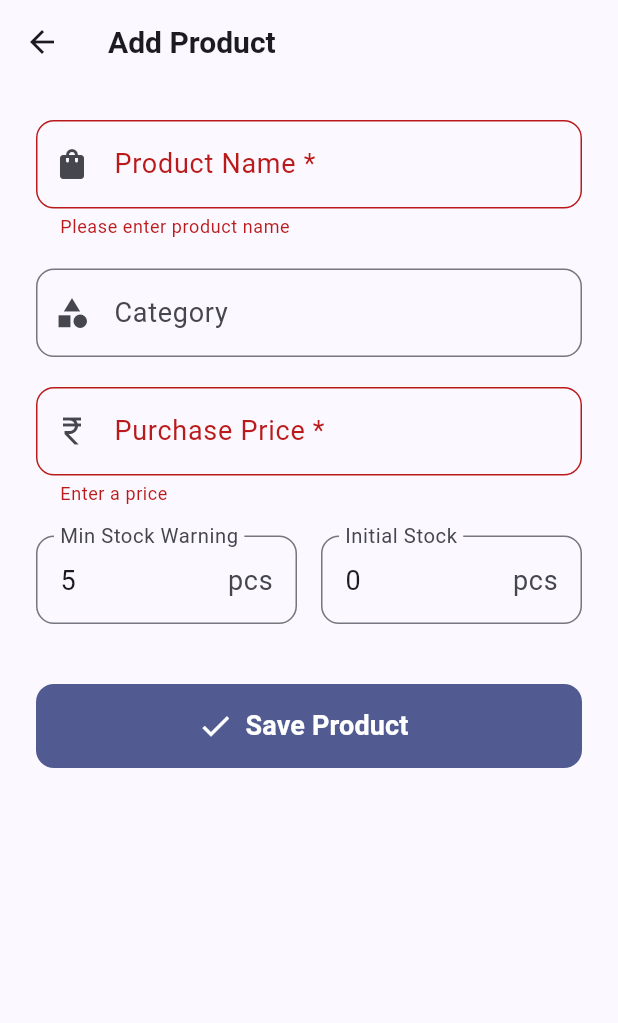
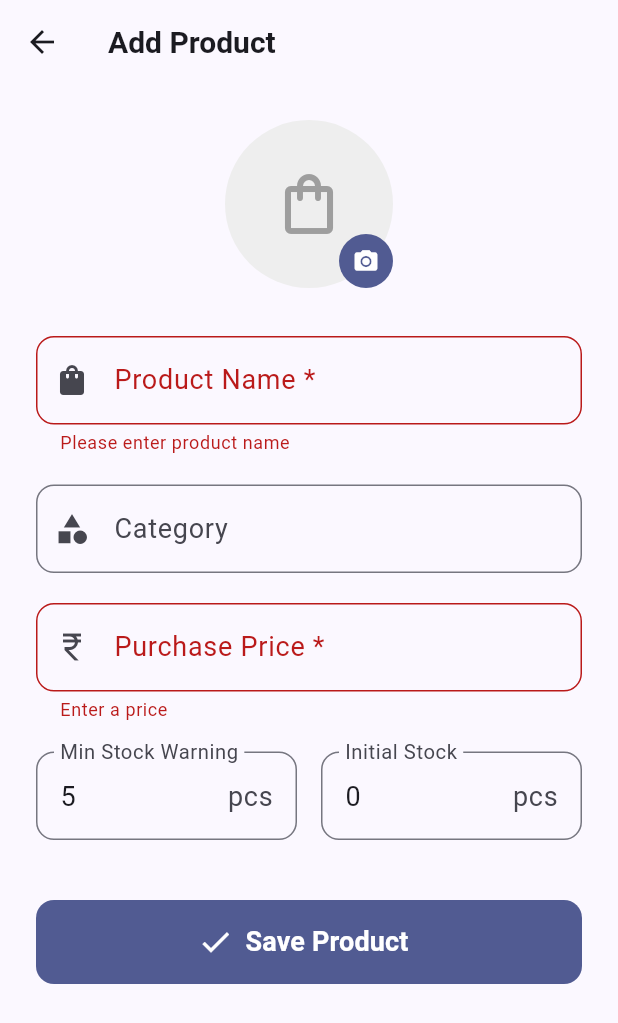
Before and after one commit to shlok772006/PapaDesk, a Flutter app: the AddEditProductScreen screen opened directly, after a tap on "Save Product", on a phone screen of 412 x 824 dp. Shown: the top 1023 px of the screen. Run offline on Flutter 3.47's test engine with Material 3 defaults, Android fonts, the phone set to English and light mode, and no system bars; our stand-ins replace cloud_firestore, firebase_auth, firebase_core, firebase_crashlytics, flutter_riverpod; missing offline and left inert: dart:html, firebase_auth_platform_interface; accounts and stored records are empty.

Commit message:
Implement optional product image selection, Base64 thumbnail storage, and image rendering in lists, picker sheets, and search results across the app

```diff
--- a/lib/models/product.dart
+++ b/lib/models/product.dart
@@ -16,6 +16,7 @@ class Product {
   final double sellingPrice;
   final int currentStock;
   final int minStock;
+  final String? imageBase64; // Base64 Data URL for optional product image
 
   const Product({
     required this.id,
@@ -26,6 +27,7 @@ class Product {
     required this.sellingPrice,
     this.currentStock = 0,
     this.minStock = 0,
+    this.imageBase64,
   });
 
   /// Whether this product is below its minimum stock threshold.
@@ -43,6 +45,7 @@ class Product {
       sellingPrice: (data['sellingPrice'] as num?)?.toDouble() ?? 0,
       currentStock: (data['currentStock'] as num?)?.toInt() ?? 0,
       minStock: (data['minStock'] as num?)?.toInt() ?? 0,
+      imageBase64: data['imageBase64'] as String?,
     );
   }
 
@@ -59,6 +62,7 @@ class Product {
       'sellingPrice': sellingPrice,
       'currentStock': currentStock,
       'minStock': minStock,
+      'imageBase64': imageBase64,
     };
   }
 
@@ -72,6 +76,7 @@ class Product {
       'purchasePrice': purchasePrice,
       'sellingPrice': sellingPrice,
       'minStock': minStock,
+      'imageBase64': imageBase64,
     };
   }
 }
--- a/lib/screens/inventory/add_edit_product_screen.dart
+++ b/lib/screens/inventory/add_edit_product_screen.dart
@@ -2,6 +2,8 @@ import 'package:flutter/material.dart';
 import 'package:flutter_riverpod/flutter_riverpod.dart';
 import '../../models/product.dart';
 import '../../providers/repository_providers.dart';
+import '../../utils/image_picker_helper.dart';
+import '../../widgets/product_image_widget.dart';
 
 class AddEditProductScreen extends ConsumerStatefulWidget {
   final Product? product;
@@ -20,6 +22,7 @@ class _AddEditProductScreenState extends ConsumerState<AddEditProductScreen> {
   late TextEditingController _minStockController;
   late TextEditingController _initialStockController;
   bool _saving = false;
+  String? _imageBase64;
 
   bool get isEdit => widget.product != null;
 
@@ -34,6 +37,7 @@ class _AddEditProductScreenState extends ConsumerState<AddEditProductScreen> {
         TextEditingController(text: widget.product?.minStock.toString() ?? '5');
     _initialStockController =
         TextEditingController(text: widget.product?.currentStock.toString() ?? '0');
+    _imageBase64 = widget.product?.imageBase64;
   }
 
   @override
@@ -54,7 +58,7 @@ class _AddEditProductScreenState extends ConsumerState<AddEditProductScreen> {
     final name = _nameController.text.trim();
     final category = _categoryController.text.trim();
     final purchasePrice = double.tryParse(_purchasePriceController.text) ?? 0.0;
-    const sellingPrice = 0.0; // Selling price is dynamic per sale, set to 0 in catalog
+    const sellingPrice = 0.0;
     final minStock = int.tryParse(_minStockController.text) ?? 5;
     final initialStock = int.tryParse(_initialStockController.text) ?? 0;
 
@@ -70,6 +74,7 @@ class _AddEditProductScreenState extends ConsumerState<AddEditProductScreen> {
             'purchasePrice': purchasePrice,
             'sellingPrice': sellingPrice,
             'minStock': minStock,
+            'imageBase64': _imageBase64,
           },
         );
       } else {
@@ -80,7 +85,8 @@ class _AddEditProductScreenState extends ConsumerState<AddEditProductScreen> {
           purchasePrice: purchasePrice,
           sellingPrice: sellingPrice,
           minStock: minStock,
-          currentStock: initialStock, // Set stock ONLY on creation
+          currentStock: initialStock,
+          imageBase64: _imageBase64,
         );
         await repo.addProduct(newProduct);
       }
@@ -121,6 +127,42 @@ class _AddEditProductScreenState extends ConsumerState<AddEditProductScreen> {
         child: ListView(
           padding: const EdgeInsets.all(24),
           children: [
+            // Circular Image Picker at the top
+            Center(
+              child: GestureDetector(
+                onTap: () async {
+                  final base64 = await pickImageAsBase64();
+                  if (base64 != null) {
+                    setState(() => _imageBase64 = base64);
+                  }
+                },
+                child: Stack(
+                  children: [
+                    CircleAvatar(
+                      radius: 56,
+                      backgroundColor: Colors.grey[200],
+                      child: _imageBase64 == null
+                          ? Icon(Icons.shopping_bag_outlined, size: 48, color: Colors.grey[500])
+                          : ClipRRect(
+                              borderRadius: BorderRadius.circular(56),
+                              child: buildProductImage(_imageBase64, size: 112),
+                            ),
+                    ),
+                    Positioned(
+                      bottom: 0,
+                      right: 0,
+                      child: CircleAvatar(
+                        radius: 18,
+                        backgroundColor: Theme.of(context).colorScheme.primary,
+                        child: const Icon(Icons.camera_alt, size: 18, color: Colors.white),
+                      ),
+                    ),
+                  ],
+                ),
+              ),
+            ),
+            const SizedBox(height: 32),
+
             // Name field
             TextFormField(
               controller: _nameController,
@@ -204,7 +246,7 @@ class _AddEditProductScreenState extends ConsumerState<AddEditProductScreen> {
                 Expanded(
                   child: TextFormField(
                     controller: _initialStockController,
-                    enabled: !isEdit, // Read-only on Edit
+                    enabled: !isEdit,
                     decoration: InputDecoration(
                       labelText: isEdit ? 'Stock (Read Only)' : 'Initial Stock',
                       suffixText: 'pcs',
--- a/lib/screens/inventory/inventory_screen.dart
+++ b/lib/screens/inventory/inventory_screen.dart
@@ -5,6 +5,7 @@ import '../../providers/product_providers.dart';
 import '../../providers/role_provider.dart';
 import 'add_edit_product_screen.dart';
 import '../purchases/purchases_screen.dart';
+import '../../widgets/product_image_widget.dart';
 
 class InventoryScreen extends ConsumerStatefulWidget {
   const InventoryScreen({super.key});
@@ -129,6 +130,8 @@ class _InventoryScreenState extends ConsumerState<InventoryScreen> {
                           padding: const EdgeInsets.all(16),
                           child: Row(
                             children: [
+                              buildProductImage(product.imageBase64, size: 48),
+                              const SizedBox(width: 16),
                               // Product details
                               Expanded(
                                 child: Column(
--- a/lib/screens/purchases/new_purchase_screen.dart
+++ b/lib/screens/purchases/new_purchase_screen.dart
@@ -8,6 +8,7 @@ import '../../providers/product_providers.dart';
 import '../../providers/repository_providers.dart';
 import 'add_supplier_dialog.dart';
 import '../../widgets/supplier_selector.dart';
+import '../../widgets/product_image_widget.dart';
 
 class NewPurchaseScreen extends ConsumerStatefulWidget {
   const NewPurchaseScreen({super.key});
@@ -360,6 +361,8 @@ class _PurchaseItemTile extends StatelessWidget {
           children: [
             Row(
               children: [
+                buildProductImage(item.product.imageBase64, size: 40),
+                const SizedBox(width: 12),
                 Expanded(
                   child: Text(
                     item.product.name,
@@ -552,6 +555,7 @@ class _ProductPickerSheetState extends State<_ProductPickerSheet> {
                     return Card(
                       margin: const EdgeInsets.only(bottom: 6),
                       child: ListTile(
+                        leading: buildProductImage(product.imageBase64, size: 40),
                         onTap: () => widget.onSelected(product),
                         title: Text(
                           product.name,
--- /dev/null
+++ b/lib/utils/image_picker_helper.dart
@@ -0,0 +1,5 @@
+import 'image_picker_stub.dart' if (dart.library.html) 'image_picker_web.dart' as picker;
+
+Future<String?> pickImageAsBase64() async {
+  return picker.pickBase64Image();
+}
--- /dev/null
+++ b/lib/utils/image_picker_stub.dart
@@ -0,0 +1,3 @@
+Future<String?> pickBase64Image() async {
+  return null;
+}
```
Also changed, not shown: lib/screens/dashboard/search_screen.dart (+4 -10 lines), lib/screens/sales/new_sale_screen.dart (+4 -4 lines), lib/utils/image_picker_web.dart (added, +27 -0 lines), lib/widgets/product_image_widget.dart (added, +47 -0 lines).
